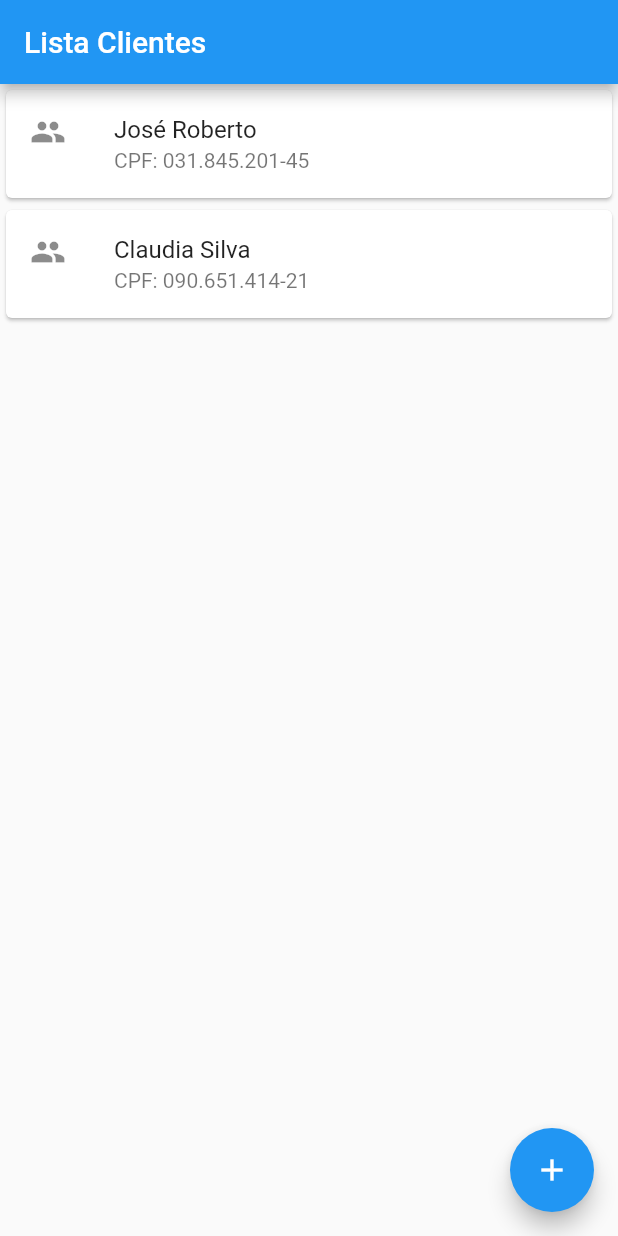
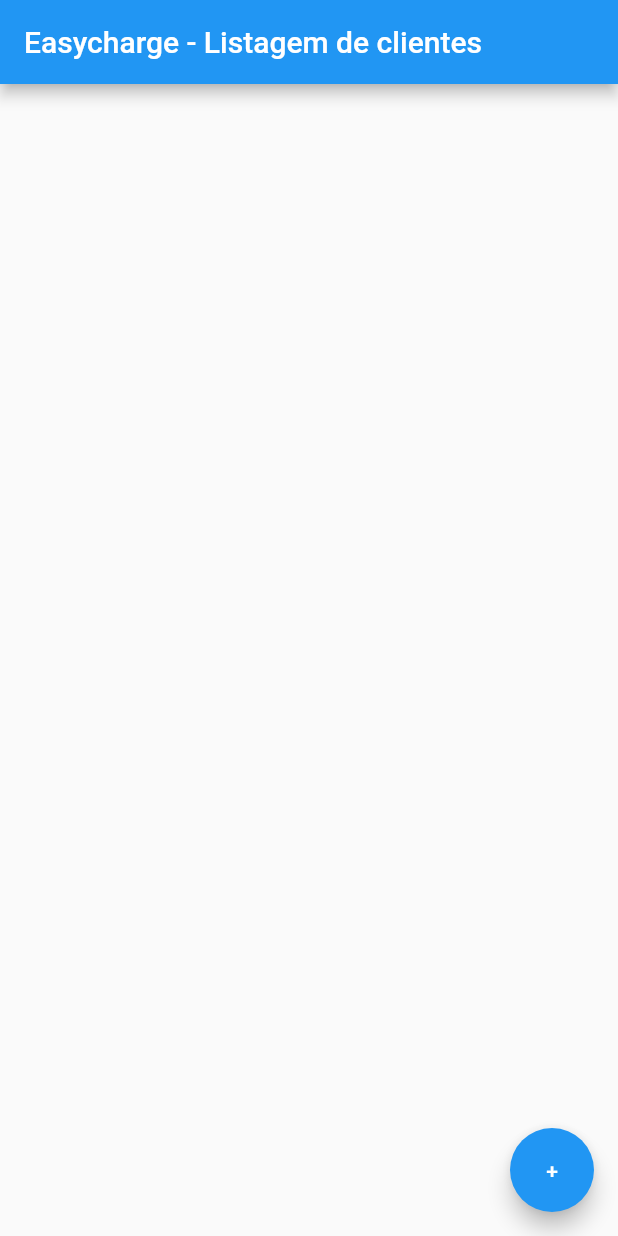
Before and after one commit to levelup-srtch/easycharge-app, a Flutter app: the screen it shows after launch, on a phone screen of 412 x 824 dp. Run offline on Flutter 3.47's test engine with Material 2 defaults, Android fonts, the phone set to English and light mode, and no system bars.

Commit message:
Cadastro de clientes utilizando Provider finalizado

```diff
--- a/lib/main.dart
+++ b/lib/main.dart
@@ -1,15 +1,19 @@
 import 'package:easycharge/screens/cliente/listagem.dart';
 import 'package:flutter/material.dart';
+import 'package:provider/provider.dart';
 
-void main() => runApp(EasychargeApp());
+import 'models/listaClientes.dart';
+
+void main() => runApp(ChangeNotifierProvider(
+  child: EasychargeApp(),
+  create: (context) => ListaDeClientes(),
+));
 
 class EasychargeApp extends StatelessWidget {
   @override
   Widget build(BuildContext context) {
     return MaterialApp(
-      home: Scaffold(
-        body: ListaClientes(),
-      ),
+      home: ListagemDeClientes(),
     );
   }
 }
--- /dev/null
+++ b/lib/models/listaClientes.dart
@@ -0,0 +1,14 @@
+import 'package:easycharge/models/cliente.dart';
+import 'package:flutter/material.dart';
+
+class ListaDeClientes extends ChangeNotifier {
+  List<Cliente> _clientes = [];
+
+  List<Cliente> getClientes() => _clientes;
+
+  void adicionaCliente(Cliente novoCliente) {
+    _clientes.add(novoCliente);
+    notifyListeners();
+  }
+
+}
--- a/lib/screens/cliente/listagem.dart
+++ b/lib/screens/cliente/listagem.dart
@@ -1,22 +1,36 @@
 import 'package:easycharge/models/cliente.dart';
 import 'package:flutter/material.dart';
+import 'package:provider/provider.dart';
 
-class ListaClientes extends StatelessWidget {
+import '../../models/listaClientes.dart';
+import 'formulario.dart';
+
+class ListagemDeClientes extends StatelessWidget {
   @override
   Widget build(BuildContext context) {
     return Scaffold(
       appBar: AppBar(
-        title: const Text('Lista Clientes'),
-      ),
-      body: Column(
-        children: [
-          ItemCliente(Cliente('José Roberto', '031.845.201-45')),
-          ItemCliente(Cliente('Claudia Silva', '090.651.414-21')),
-        ],
+        title: Text('Easycharge - Listagem de clientes'),
       ),
       floatingActionButton: FloatingActionButton(
-        onPressed: () {},
-        child: const Icon(Icons.add),
+        child: Text('+'),
+        onPressed: () {
+          Navigator.of(context).push(MaterialPageRoute(builder: (context) {
+            return FormularioDeCliente();
+          }));
+        },
+      ),
+      body: Consumer<ListaDeClientes>(
+        builder: (context, listaDeClientes, child) {
+          List<Cliente> todosOsClientes = listaDeClientes.getClientes();
+
+          return ListView.builder(
+            itemCount: todosOsClientes.length,
+            itemBuilder: (contextListView, indice) {
+              return ItemCliente(todosOsClientes[indice]);
+            },
+          );
+        },
       ),
     );
   }
--- a/pubspec.yaml
+++ b/pubspec.yaml
@@ -34,6 +34,7 @@
   # The following adds the Cupertino Icons font to your application.
   # Use with the CupertinoIcons class for iOS style icons.
   cupertino_icons: ^1.0.2
+  provider: ^6.0.3
 
 dev_dependencies:
   flutter_test:
```
Also changed, not shown: lib/screens/cliente/formulario.dart (+51 -2 lines), pubspec.lock, 1 other file.
